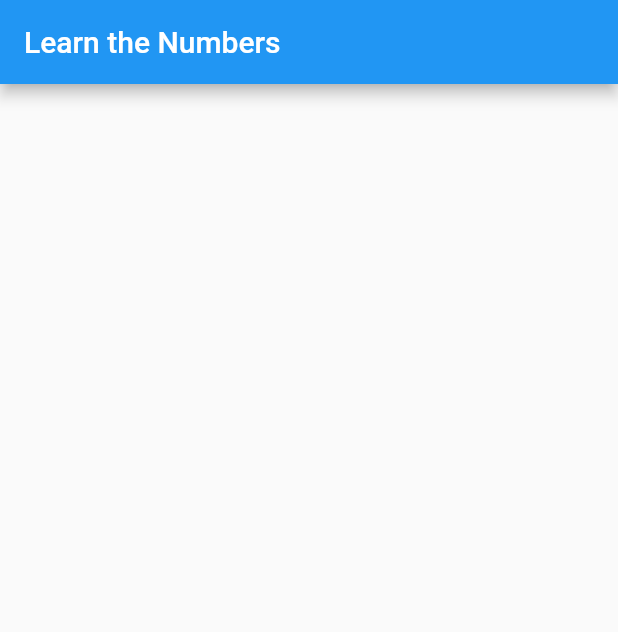
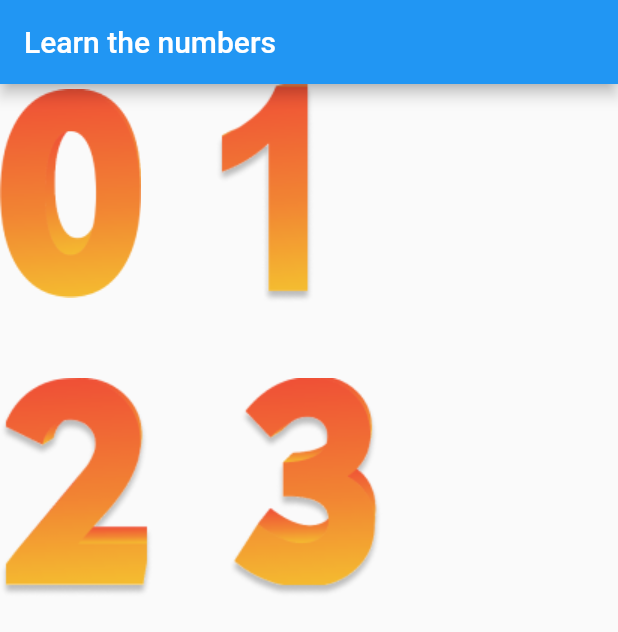
Before and after one commit to eliyas-abass/Kids-App, a Flutter app: the MenuScreen screen opened directly, after a tap on "Learn The Numbers", on a phone screen of 412 x 824 dp. Shown: the top 632 px of the screen. Run offline on Flutter 3.47's test engine with Material 2 defaults, Android fonts, the light colour scheme and no system bars; our stand-ins replace audioplayers.

Commit message:
adding numbers screen

```diff
--- a/lib/components/numbers_card.dart
+++ b/lib/components/numbers_card.dart
@@ -0,0 +1,29 @@
+import 'package:flutter/material.dart';
+import '../screens/singlenumbers.dart';
+class NumbersCard extends StatelessWidget {
+  final String upperCaseImagePath;
+  final String soundPath;
+
+  const NumbersCard(
+      {Key? key,
+      required this.upperCaseImagePath,
+      required this.soundPath})
+      : super(key: key);
+
+  @override
+  Widget build(BuildContext context) {
+    return InkWell(
+      child: Image.asset(upperCaseImagePath),
+      onTap: () {
+        Navigator.of(context).push(
+          MaterialPageRoute(
+              builder: ((context) => SinglenumbersScreen(
+                    soundPath: soundPath,
+                    upperCaseImagePath: upperCaseImagePath,
+                  )),
+          ),
+        );
+      },
+    );
+  }
+}
--- a/lib/screens/numbers_screen.dart
+++ b/lib/screens/numbers_screen.dart
@@ -1,4 +1,6 @@
 import 'package:flutter/material.dart';
+import 'package:kids_app/screens/letters_screen.dart';
+import '../components/numbers_card.dart';
 
 class NumbersScreen extends StatelessWidget {
   const NumbersScreen({Key? key}) : super(key: key);
@@ -8,9 +10,55 @@ class NumbersScreen extends StatelessWidget {
     return MaterialApp(
       home: Scaffold(
         appBar: AppBar(
-          title: const Text("Learn the Numbers"),
+          title: const Text("Learn the numbers"),
         ),
-      ),
+        body: SingleChildScrollView(
+          child: Column(
+            children: [
+              Row(
+                children: [
+                  const NumbersCard(
+                    upperCaseImagePath: "assets/images/bg_zeroimage.png",
+                    soundPath: "assets/audio/ant.mp3",
+                  ),
+                  createWidthSizedBox(),
+                  const NumbersCard(
+                    upperCaseImagePath: "assets/images/bg_oneimage.png",
+                    soundPath: "assets/audio/ball.mp3",
+                  ),
+                ],
+              ),
+              createHeightSizedBox(),
+              Row(
+                children: [
+                  const NumbersCard(
+                    upperCaseImagePath: "assets/images/bg_twoimage.png",
+                    soundPath: "assets/audio/cup.mp3",
+                  ),
+                  createWidthSizedBox(),
+                  const NumbersCard(
+                    upperCaseImagePath: "assets/images/bg_threeimage.png",
+                    soundPath: "assets/audio/donkey.mp3",
+                  ),
+                ],
+              ),
+
+                ],
+              ),
+          ),
+        ),
     );
   }
 }
+
+SizedBox createHeightSizedBox() {
+  return const SizedBox(
+    height: 50,
+  );
+}
+
+SizedBox createWidthSizedBox() {
+  return const SizedBox(
+    width: 50,
+  );
+}
```
Also changed, not shown: lib/screens/singlenumbers.dart (added, +56 -0 lines), assets/images/bg_fiveimage.png (added), assets/images/bg_fourimage.png (added), assets/images/bg_oneimage.png (added), assets/images/bg_threeimage.png (added), assets/images/bg_twoimage.png (added), assets/images/bg_zeroimage.png (added).
